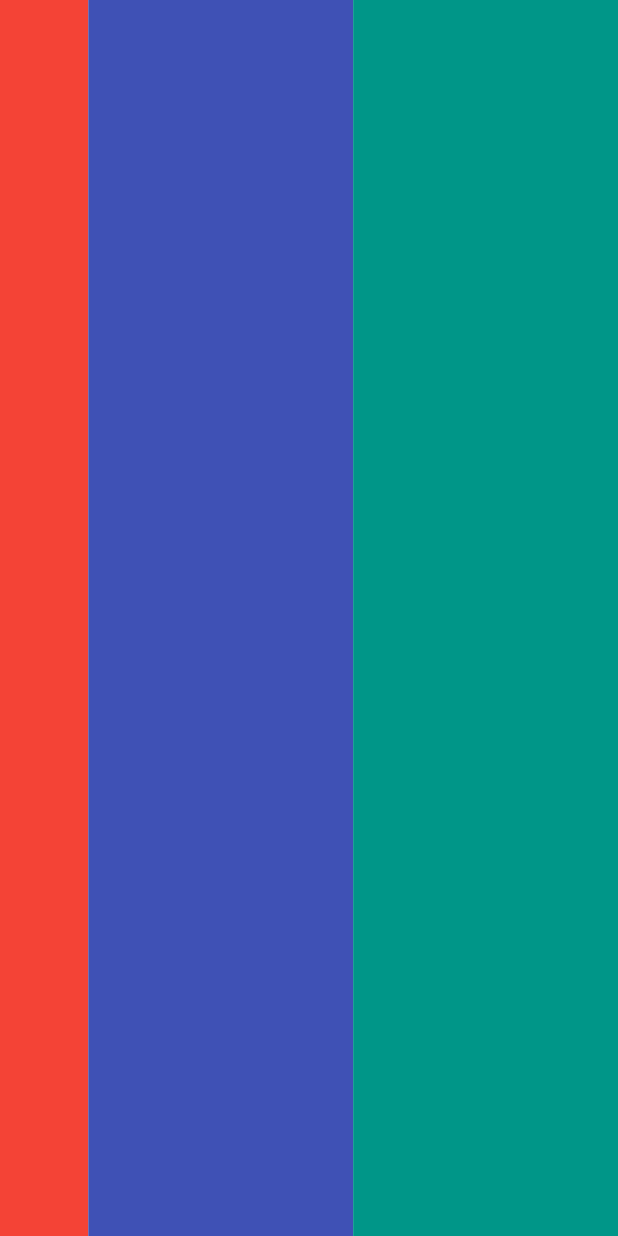
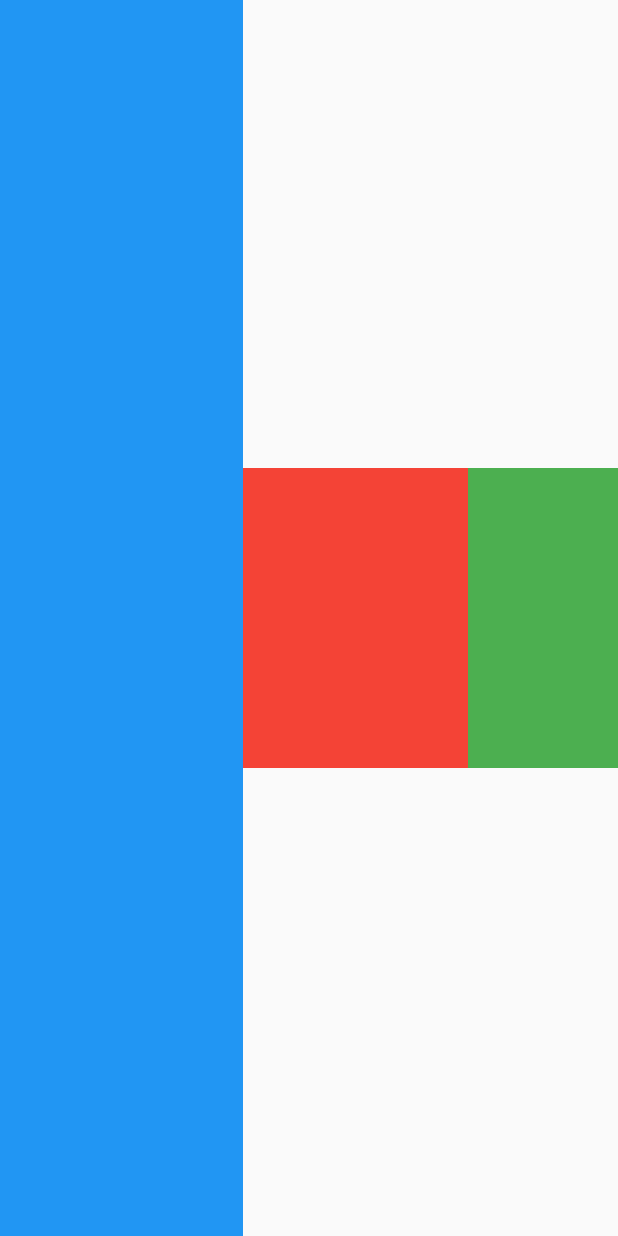
Before and after one commit to dkajolroy/flutter_widgets, a Flutter app: the screen it shows after launch, on a phone screen of 412 x 824 dp. Run offline on Flutter 3.47's test engine with Material 2 defaults, Android fonts, the phone set to English and light mode, and no system bars.

Commit message:
row and columns

```diff
--- a/lib/main.dart
+++ b/lib/main.dart
@@ -1,5 +1,5 @@
 import 'package:flutter/material.dart';
-import 'package:flutter_application_01/widgets/expended_widget.dart';
+import 'package:flutter_application_01/widgets/column_row_widget.dart';
 
 void main() {
   runApp(const MyApp());
@@ -10,8 +10,6 @@ class MyApp extends StatelessWidget {
 
   @override
   Widget build(BuildContext context) {
-    return const MaterialApp(
-      home: ExpendedWidget(),
-    );
+    return const MaterialApp(home: ColumnRowWidget());
   }
 }
--- /dev/null
+++ b/lib/widgets/column_row_widget.dart
@@ -0,0 +1,32 @@
+import 'package:flutter/material.dart';
+
+class ColumnRowWidget extends StatelessWidget {
+  const ColumnRowWidget({super.key});
+
+  @override
+  Widget build(BuildContext context) {
+    return Scaffold(
+        body: SafeArea(
+            child: Row(
+      mainAxisAlignment: MainAxisAlignment.spaceBetween,
+      crossAxisAlignment: CrossAxisAlignment.center,
+      children: [
+        Expanded(
+          child: Container(
+            color: Colors.blue,
+          ),
+        ),
+        Container(
+          width: 150,
+          height: 200,
+          color: Colors.red,
+        ),
+        Container(
+          width: 100,
+          height: 200,
+          color: Colors.green,
+        ),
+      ],
+    )));
+  }
+}
```
